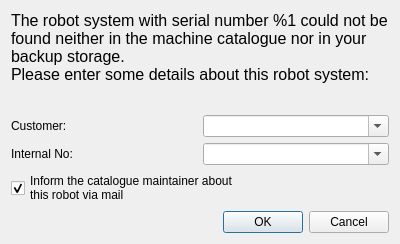
Old version of the form common/ui/dialoggetmachinedata.ui in the repository vdg1/cs8Tools.
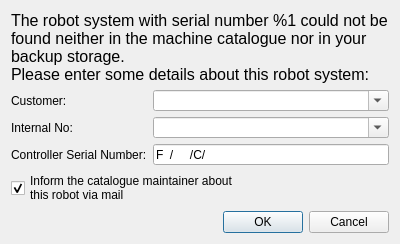
New version of the form.

Commit message: - Added contect menu to copy lines and add basic system info to clipboard - Fixed minor bugs when handling of CS9 log files - Added function to scroll to line when clicking on system settings item

What changed in the file:
```diff
--- a/common/ui/dialoggetmachinedata.ui
+++ b/common/ui/dialoggetmachinedata.ui
@@ -47,7 +47,7 @@
     </spacer>
    </item>
    <item>
-    <layout class="QGridLayout" name="gridLayout" rowstretch="0,0">
+    <layout class="QGridLayout" name="gridLayout" rowstretch="0,0,0">
      <item row="1" column="1">
       <widget class="QComboBox" name="cbInternalNumber">
        <property name="toolTip">
@@ -94,6 +94,23 @@
        </property>
       </widget>
      </item>
+     <item row="2" column="0">
+      <widget class="QLabel" name="lbSerialNumber">
+       <property name="text">
+        <string>Controller Serial Number:</string>
+       </property>
+      </widget>
+     </item>
+     <item row="2" column="1">
+      <widget class="QLineEdit" name="leControllerSerialNumber">
+       <property name="inputMask">
+        <string>F99/NNNNN/C/99</string>
+       </property>
+       <property name="placeholderText">
+        <string>Controller Serial Number</string>
+       </property>
+      </widget>
+     </item>
     </layout>
    </item>
    <item>
```
The commit also changes 18 other files.
